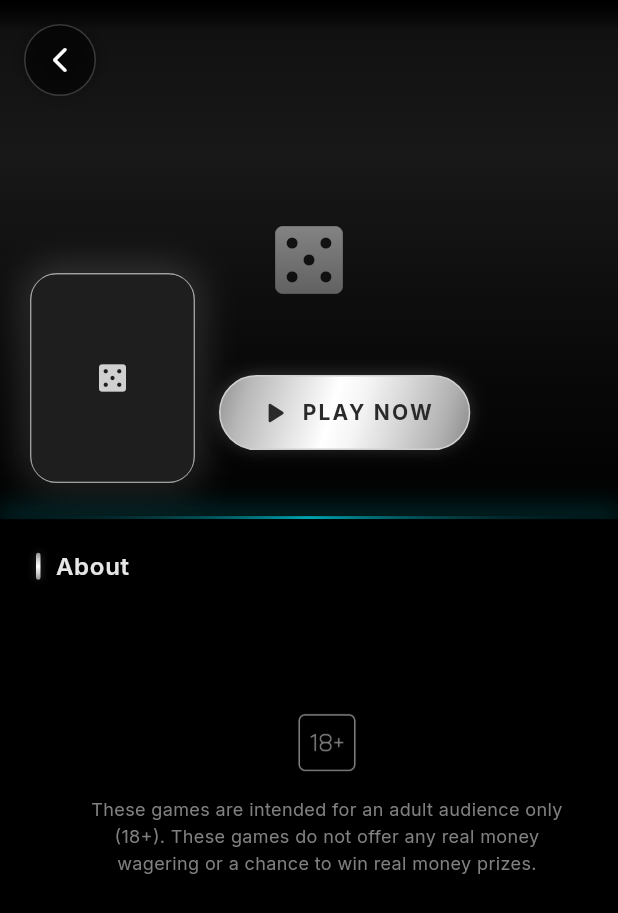
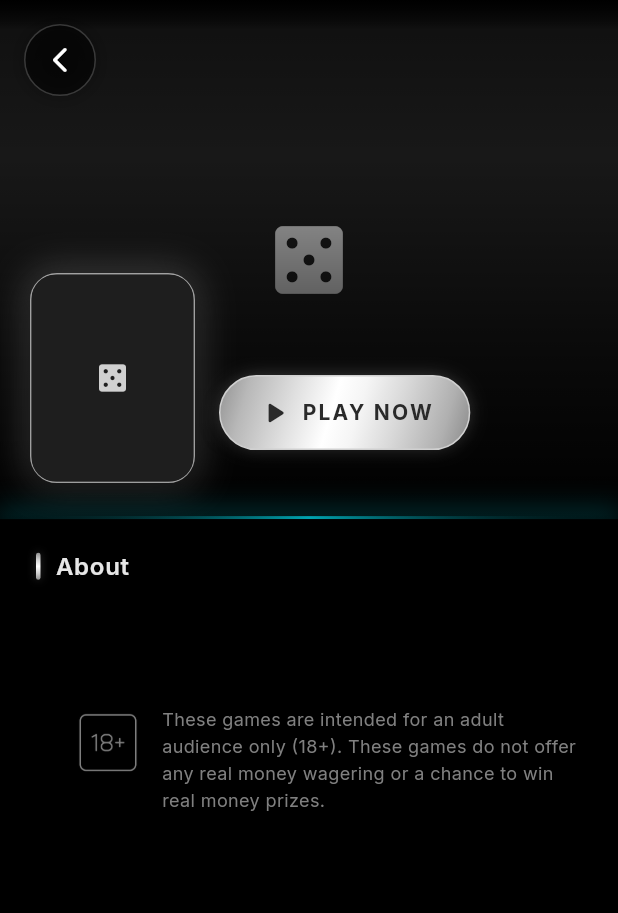
Before and after one commit to TheodorRooseveltDev/TG16, a Flutter app: the GameDetailScreen screen opened directly with empty values, on a phone screen of 412 x 824 dp. Shown: the top 913 px of the screen. Run offline on Flutter 3.47's test engine with Material 3 defaults, Android fonts, the phone set to English and light mode, and no system bars; our stand-ins replace audioplayers, cached_network_image, flutter_dotenv, flutter_riverpod, go_router, google_fonts and 7 more; accounts and stored records are empty.

Commit message:
1.0 (1) truly

```diff
--- a/lib/features/games/screens/game_detail_screen.dart
+++ b/lib/features/games/screens/game_detail_screen.dart
@@ -154,11 +154,27 @@ class _GameDetailScreenState extends State<GameDetailScreen>
 
   Widget _buildBannerImage() {
     final bannerUrl = widget.game.displayBanner;
+    final iconUrl = widget.game.displayIcon;
 
     // Check if it's a network URL
     if (bannerUrl.isNotEmpty && Game.isNetworkUrl(bannerUrl)) {
       return CachedNetworkImage(
         imageUrl: bannerUrl,
+        fit: BoxFit.cover,
+        placeholder: (context, url) => Container(
+          color: AppColors.backgroundCard,
+          child: const Center(
+            child: CircularProgressIndicator(
+              color: AppColors.primary,
+              strokeWidth: 2,
+            ),
+          ),
+        ),
+        errorWidget: (context, url, error) {
+          // Banner failed to load, fallback to icon if available
+          if (iconUrl.isNotEmpty && Game.isNetworkUrl(iconUrl)) {
+            return CachedNetworkImage(
+              imageUrl: iconUrl,
               fit: BoxFit.cover,
               placeholder: (context, url) => Container(
                 color: AppColors.backgroundCard,
@@ -177,6 +193,15 @@ class _GameDetailScreenState extends State<GameDetailScreen>
               ),
             );
           }
+          return Container(
+            color: AppColors.backgroundCard,
+            child: const Center(
+              child: Icon(Icons.casino, size: 60, color: Color(0xFFD0D0D0)),
+            ),
+          );
+        },
+      );
+    }
 
     // Fallback to asset image (legacy support)
     if (bannerUrl.isNotEmpty) {
@@ -191,6 +216,29 @@ class _GameDetailScreenState extends State<GameDetailScreen>
             ),
           );
         },
+      );
+    }
+
+    // No banner URL, use icon instead
+    if (iconUrl.isNotEmpty && Game.isNetworkUrl(iconUrl)) {
+      return CachedNetworkImage(
+        imageUrl: iconUrl,
+        fit: BoxFit.cover,
+        placeholder: (context, url) => Container(
+          color: AppColors.backgroundCard,
+          child: const Center(
+            child: CircularProgressIndicator(
+              color: AppColors.primary,
+              strokeWidth: 2,
+            ),
+          ),
+        ),
+        errorWidget: (context, url, error) => Container(
+          color: AppColors.backgroundCard,
+          child: const Center(
+            child: Icon(Icons.casino, size: 60, color: Color(0xFFD0D0D0)),
+          ),
+        ),
       );
     }
 
--- a/lib/shared/widgets/age_notice.dart
+++ b/lib/shared/widgets/age_notice.dart
@@ -8,8 +8,8 @@ class AgeNotice extends StatelessWidget {
   Widget build(BuildContext context) {
     return Container(
       padding: const EdgeInsets.symmetric(horizontal: 24, vertical: 20),
-      child: Column(
-        mainAxisSize: MainAxisSize.min,
+      child: Row(
+        crossAxisAlignment: CrossAxisAlignment.start,
         children: [
           // 18+ Icon
           Image.asset(
@@ -17,15 +17,17 @@ class AgeNotice extends StatelessWidget {
             width: 48,
             height: 48,
           ),
-          const SizedBox(height: 12),
+          const SizedBox(width: 12),
           // Notice text
-          Text(
-            'These games are intended for an adult audience only (18+). These games do not offer any real money wagering or a chance to win real money prizes.',
-            style: AppTypography.bodySmall.copyWith(
-              color: AppColors.textTertiary,
-              height: 1.5,
+          Expanded(
+            child: Text(
+              'These games are intended for an adult audience only (18+). These games do not offer any real money wagering or a chance to win real money prizes.',
+              style: AppTypography.bodySmall.copyWith(
+                color: AppColors.textTertiary,
+                height: 1.5,
+              ),
+              textAlign: TextAlign.left,
             ),
-            textAlign: TextAlign.center,
           ),
         ],
       ),
```
Also changed, not shown: lib/features/games/providers/games_provider.dart (+17 -10 lines). Lines whose indentation alone changed are shown as unchanged.
